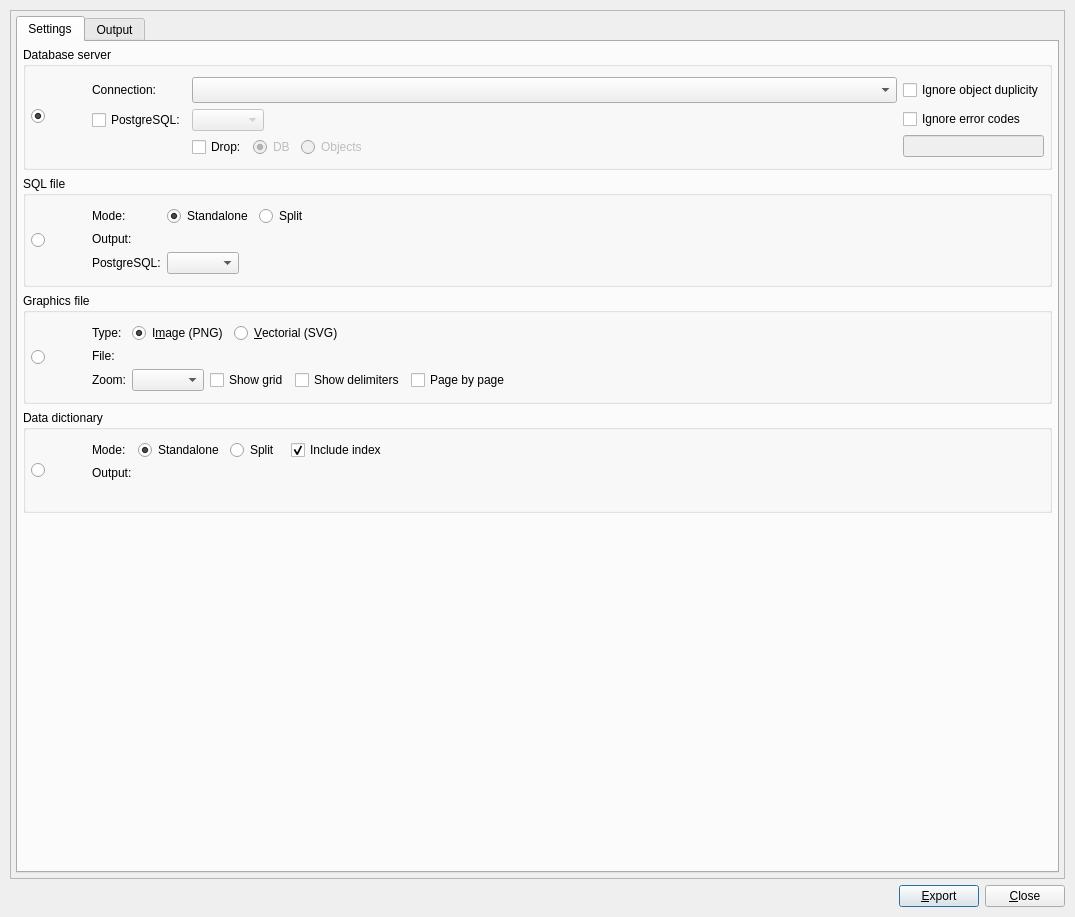
Before: the Qt Designer form libs/libgui/ui/tools/modelexportform.ui in pgmodeler/pgmodeler, drawn with Qt 5.
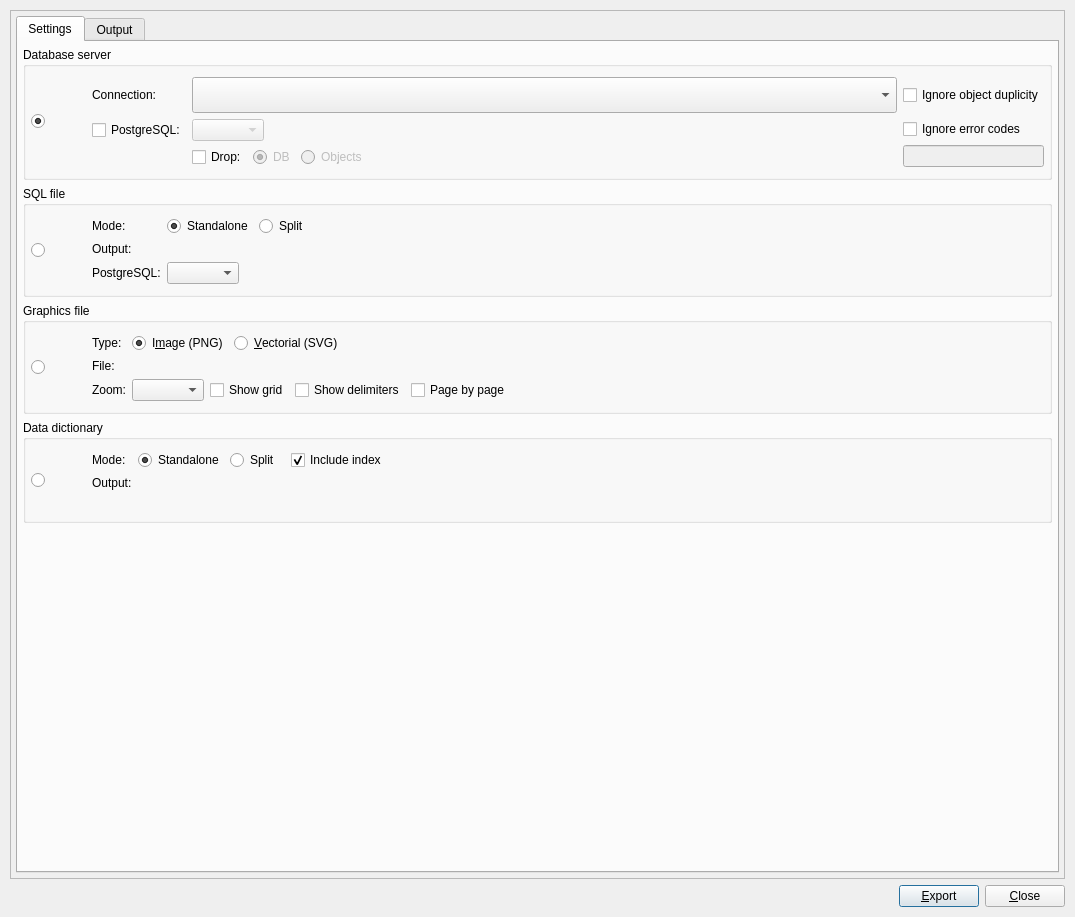
After: the same form once the commit is applied. Icons and pictures are not drawn.

Commit message: Changed default icon size of comboboxes

```diff
--- a/libs/libgui/ui/tools/modelexportform.ui
+++ b/libs/libgui/ui/tools/modelexportform.ui
@@ -277,8 +277,8 @@
                   </property>
                   <property name="iconSize">
                    <size>
-                    <width>18</width>
-                    <height>18</height>
+                    <width>28</width>
+                    <height>28</height>
                    </size>
                   </property>
                  </widget>
@@ -365,6 +365,12 @@
                     <property name="insertPolicy">
                      <enum>QComboBox::InsertAtBottom</enum>
                     </property>
+                    <property name="iconSize">
+                     <size>
+                      <width>28</width>
+                      <height>28</height>
+                     </size>
+                    </property>
                    </widget>
                   </item>
                   <item row="0" column="1">
@@ -628,6 +634,12 @@
                     <property name="insertPolicy">
                      <enum>QComboBox::InsertAtBottom</enum>
                     </property>
+                    <property name="iconSize">
+                     <size>
+                      <width>28</width>
+                      <height>28</height>
+                     </size>
+                    </property>
                    </widget>
                   </item>
                   <item>
@@ -1039,6 +1051,12 @@
                       <verstretch>0</verstretch>
                      </sizepolicy>
                     </property>
+                    <property name="iconSize">
+                     <size>
+                      <width>28</width>
+                      <height>28</height>
+                     </size>
+                    </property>
                    </widget>
                   </item>
                   <item>
```
The commit also changes 40 other files.
